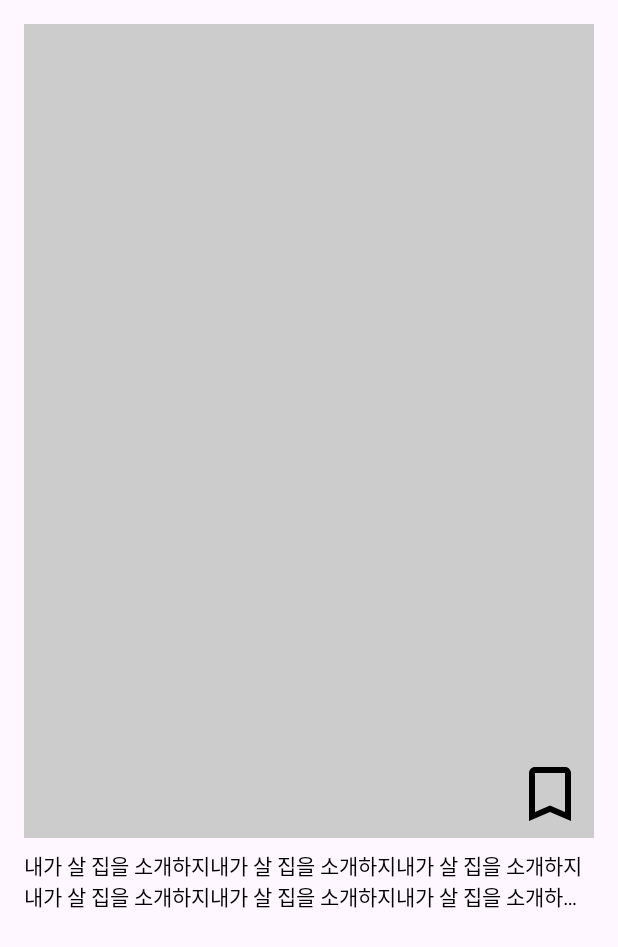
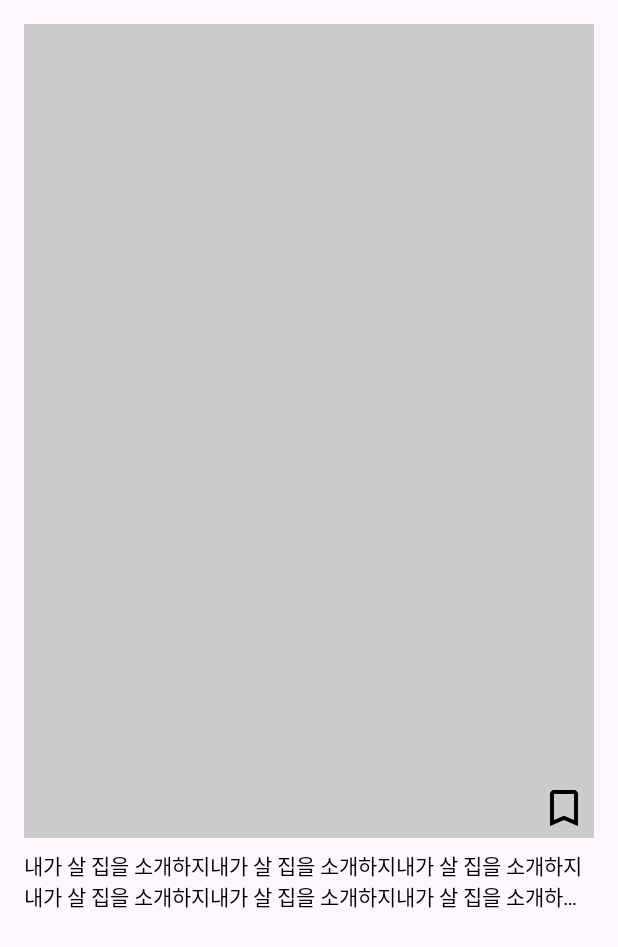
Before and after one commit to AndroidStudy-bmsk/InteriorMaestro, an Android app: the layout item_article.xml on its own in the app's theme, with its tools: preview values and no code run, on a phone screen of 412 x 824 dp. Shown: the top 947 px of the screen. Run offline under Robolectric (Android 15) with nearby library versions, the phone set to English and light mode, and no system bars.

```diff
--- a/app/src/main/res/layout/item_article.xml
+++ b/app/src/main/res/layout/item_article.xml
@@ -22,13 +22,16 @@
         android:id="@+id/bookmarkButton"
         android:layout_width="wrap_content"
         android:layout_height="wrap_content"
-        android:layout_margin="5dp"
+        android:layout_margin="4dp"
+        android:contentDescription="@null"
         android:minWidth="48dp"
         android:minHeight="48dp"
+        android:paddingStart="16dp"
+        android:paddingTop="16dp"
+        android:paddingEnd="0dp"
         android:src="@drawable/baseline_bookmark_border_24"
         app:layout_constraintBottom_toBottomOf="@id/thumbnailImageView"
-        app:layout_constraintEnd_toEndOf="@id/thumbnailImageView"
-        android:contentDescription="@null" />
+        app:layout_constraintEnd_toEndOf="@id/thumbnailImageView" />
 
     <TextView
         android:id="@+id/descriptionTextView"
```
Also changed, not shown: app/src/main/java/org/bmsk/interiormaestro/ui/article/WriteArticleFragment.kt (+32 -13 lines), app/src/main/java/org/bmsk/interiormaestro/ui/article/WriteArticleViewModel.kt (added, +17 -0 lines), app/src/main/res/layout/fragment_write_article.xml (+22 -1 lines).
